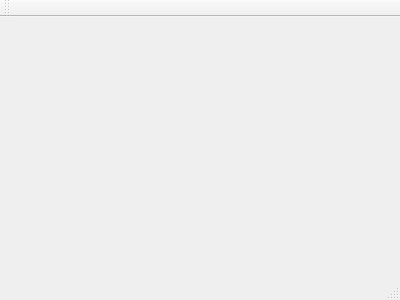
The window that fdb/mainwindow.ui (mjml/fdb) describes before a commit, drawn with Qt 5.
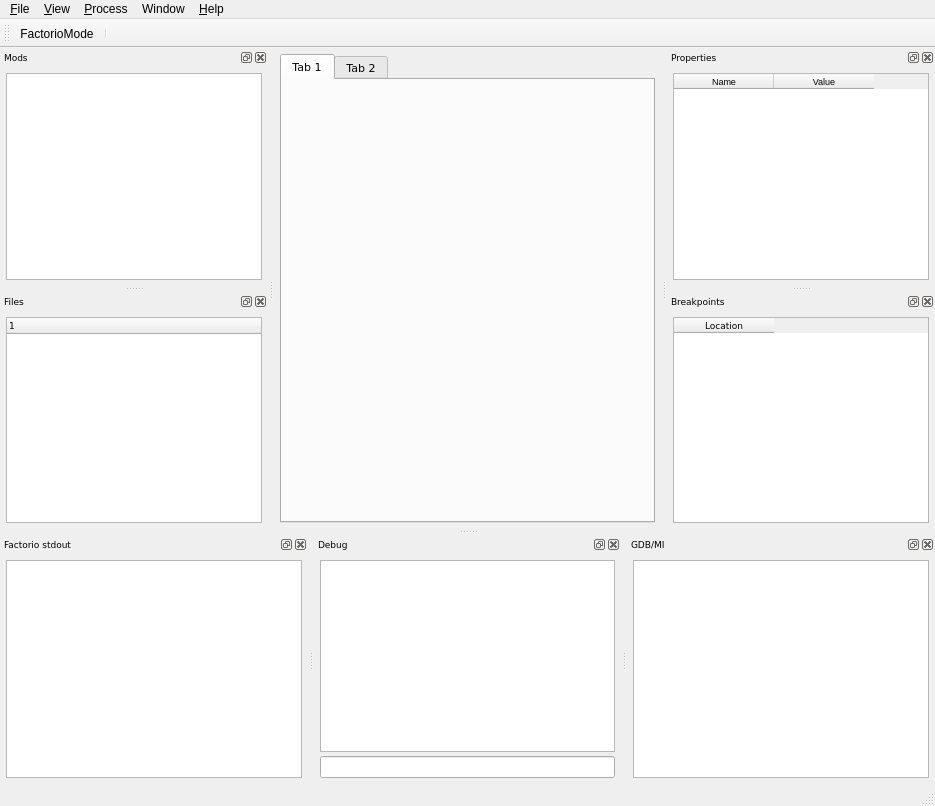
The same window after the commit. Icons and pictures are not drawn. Custom widgets are drawn as their Qt base class.

```diff
--- a/fdb/mainwindow.ui
+++ b/fdb/mainwindow.ui
@@ -1,24 +1,528 @@
 <ui version="4.0">
  <class>MainWindow</class>
- <widget class="QMainWindow" name="MainWindow" >
-  <property name="geometry" >
+ <widget class="QMainWindow" name="MainWindow">
+  <property name="geometry">
    <rect>
     <x>0</x>
     <y>0</y>
-    <width>400</width>
-    <height>300</height>
+    <width>935</width>
+    <height>806</height>
    </rect>
   </property>
   <property name="windowTitle" >
    <string>MainWindow</string>
   </property>
-  <widget class="QMenuBar" name="menuBar" />
-  <widget class="QToolBar" name="mainToolBar" />
-  <widget class="QWidget" name="centralWidget" />
-  <widget class="QStatusBar" name="statusBar" />
+  <property name="dockOptions">
+   <set>QMainWindow::AllowTabbedDocks</set>
+  </property>
+  <widget class="QWidget" name="centralWidget">
+   <property name="enabled">
+    <bool>true</bool>
+   </property>
+   <property name="sizePolicy">
+    <sizepolicy hsizetype="Expanding" vsizetype="Expanding">
+     <horstretch>0</horstretch>
+     <verstretch>0</verstretch>
+    </sizepolicy>
+   </property>
+   <layout class="QGridLayout" name="gridLayout_4">
+    <property name="leftMargin">
+     <number>6</number>
+    </property>
+    <property name="topMargin">
+     <number>6</number>
+    </property>
+    <property name="rightMargin">
+     <number>6</number>
+    </property>
+    <property name="bottomMargin">
+     <number>6</number>
+    </property>
+    <item row="0" column="0">
+     <widget class="QTabWidget" name="tabWidget">
+      <property name="sizePolicy">
+       <sizepolicy hsizetype="Minimum" vsizetype="Expanding">
+        <horstretch>0</horstretch>
+        <verstretch>0</verstretch>
+       </sizepolicy>
+      </property>
+      <property name="font">
+       <font>
+        <family>DejaVu Sans</family>
+        <pointsize>8</pointsize>
+       </font>
+      </property>
+      <property name="tabShape">
+       <enum>QTabWidget::Rounded</enum>
+      </property>
+      <property name="currentIndex">
+       <number>0</number>
+      </property>
+      <widget class="QWidget" name="tab">
+       <attribute name="title">
+        <string>Tab 1</string>
+       </attribute>
+      </widget>
+      <widget class="QWidget" name="tab_2">
+       <attribute name="title">
+        <string>Tab 2</string>
+       </attribute>
+      </widget>
+     </widget>
+    </item>
+   </layout>
+  </widget>
+  <widget class="QMenuBar" name="menuBar">
+   <property name="geometry">
+    <rect>
+     <x>0</x>
+     <y>0</y>
+     <width>935</width>
+     <height>22</height>
+    </rect>
+   </property>
+   <widget class="QMenu" name="menuFile">
+    <property name="title">
+     <string>&amp;File</string>
+    </property>
+   </widget>
+   <widget class="QMenu" name="menuView">
+    <property name="title">
+     <string>&amp;View</string>
+    </property>
+   </widget>
+   <widget class="QMenu" name="menuProcess">
+    <property name="title">
+     <string>&amp;Process</string>
+    </property>
+   </widget>
+   <widget class="QMenu" name="menuHelp">
+    <property name="title">
+     <string>&amp;Help</string>
+    </property>
+   </widget>
+   <widget class="QMenu" name="menuWindow">
+    <property name="title">
+     <string>Window</string>
+    </property>
+    <addaction name="separator"/>
+   </widget>
+   <addaction name="menuFile"/>
+   <addaction name="menuView"/>
+   <addaction name="menuProcess"/>
+   <addaction name="menuWindow"/>
+   <addaction name="menuHelp"/>
+  </widget>
+  <widget class="QToolBar" name="mainToolBar">
+   <attribute name="toolBarArea">
+    <enum>TopToolBarArea</enum>
+   </attribute>
+   <attribute name="toolBarBreak">
+    <bool>false</bool>
+   </attribute>
+   <addaction name="actionFactorioMode"/>
+   <addaction name="separator"/>
+  </widget>
+  <widget class="QStatusBar" name="statusBar"/>
+  <widget class="QOptionsDock" name="stdoutDock">
+   <property name="sizePolicy">
+    <sizepolicy hsizetype="Expanding" vsizetype="Expanding">
+     <horstretch>0</horstretch>
+     <verstretch>0</verstretch>
+    </sizepolicy>
+   </property>
+   <property name="minimumSize">
+    <size>
+     <width>102</width>
+     <height>101</height>
+    </size>
+   </property>
+   <property name="font">
+    <font>
+     <family>DejaVu Sans</family>
+     <pointsize>7</pointsize>
+    </font>
+   </property>
+   <property name="features">
+    <set>QDockWidget::AllDockWidgetFeatures</set>
+   </property>
+   <property name="windowTitle">
+    <string>Factorio stdout</string>
+   </property>
+   <attribute name="dockWidgetArea">
+    <number>8</number>
+   </attribute>
+   <widget class="QTerminalWidget" name="stdoutContents">
+    <layout class="QGridLayout" name="gridLayout">
+     <property name="leftMargin">
+      <number>6</number>
+     </property>
+     <property name="topMargin">
+      <number>6</number>
+     </property>
+     <property name="rightMargin">
+      <number>6</number>
+     </property>
+     <property name="bottomMargin">
+      <number>6</number>
+     </property>
+     <property name="spacing">
+      <number>4</number>
+     </property>
+     <item row="0" column="0">
+      <widget class="QPlainTextEdit" name="stdoutEdit"/>
+     </item>
+    </layout>
+   </widget>
+  </widget>
+  <widget class="QOptionsDock" name="gdbDock">
+   <property name="sizePolicy">
+    <sizepolicy hsizetype="Expanding" vsizetype="Expanding">
+     <horstretch>1</horstretch>
+     <verstretch>0</verstretch>
+    </sizepolicy>
+   </property>
+   <property name="minimumSize">
+    <size>
+     <width>100</width>
+     <height>143</height>
+    </size>
+   </property>
+   <property name="font">
+    <font>
+     <family>DejaVu Sans</family>
+     <pointsize>7</pointsize>
+    </font>
+   </property>
+   <property name="features">
+    <set>QDockWidget::AllDockWidgetFeatures</set>
+   </property>
+   <property name="windowTitle">
+    <string>Debug</string>
+   </property>
+   <attribute name="dockWidgetArea">
+    <number>8</number>
+   </attribute>
+   <widget class="QTerminalWidget" name="gdbContents">
+    <property name="sizePolicy">
+     <sizepolicy hsizetype="Expanding" vsizetype="Expanding">
+      <horstretch>1</horstretch>
+      <verstretch>1</verstretch>
+     </sizepolicy>
+    </property>
+    <layout class="QVBoxLayout" name="verticalLayout_3">
+     <property name="spacing">
+      <number>4</number>
+     </property>
+     <property name="leftMargin">
+      <number>6</number>
+     </property>
+     <property name="topMargin">
+      <number>6</number>
+     </property>
+     <property name="rightMargin">
+      <number>6</number>
+     </property>
+     <property name="bottomMargin">
+      <number>6</number>
+     </property>
+     <item>
+      <widget class="QPlainTextEdit" name="gdbOutEdit"/>
+     </item>
+     <item>
+      <widget class="QLineEdit" name="gdbInEdit"/>
+     </item>
+    </layout>
+   </widget>
+  </widget>
+  <widget class="QDockWidget" name="propsDock">
+   <property name="sizePolicy">
+    <sizepolicy hsizetype="Preferred" vsizetype="Preferred">
+     <horstretch>0</horstretch>
+     <verstretch>0</verstretch>
+    </sizepolicy>
+   </property>
+   <property name="minimumSize">
+    <size>
+     <width>82</width>
+     <height>121</height>
+    </size>
+   </property>
+   <property name="font">
+    <font>
+     <family>DejaVu Sans</family>
+     <pointsize>7</pointsize>
+    </font>
+   </property>
+   <property name="windowTitle">
+    <string>Properties</string>
+   </property>
+   <attribute name="dockWidgetArea">
+    <number>2</number>
+   </attribute>
+   <widget class="QWidget" name="propsContents">
+    <layout class="QGridLayout" name="gridLayout_3" columnminimumwidth="0">
+     <property name="sizeConstraint">
+      <enum>QLayout::SetMinimumSize</enum>
+     </property>
+     <property name="leftMargin">
+      <number>6</number>
+     </property>
+     <property name="topMargin">
+      <number>6</number>
+     </property>
+     <property name="rightMargin">
+      <number>6</number>
+     </property>
+     <property name="bottomMargin">
+      <number>6</number>
+     </property>
+     <item row="0" column="0">
+      <widget class="QTableWidget" name="propsTable">
+       <column>
+        <property name="text">
+         <string>Name</string>
+        </property>
+        <property name="font">
+         <font>
+          <pointsize>7</pointsize>
+         </font>
+        </property>
+       </column>
+       <column>
+        <property name="text">
+         <string>Value</string>
+        </property>
+        <property name="font">
+         <font>
+          <pointsize>7</pointsize>
+         </font>
+        </property>
+       </column>
+      </widget>
+     </item>
+    </layout>
+   </widget>
+  </widget>
+  <widget class="QOptionsDock" name="gdbmiDock">
+   <property name="minimumSize">
+    <size>
+     <width>82</width>
+     <height>101</height>
+    </size>
+   </property>
+   <property name="font">
+    <font>
+     <family>DejaVu Sans</family>
+     <pointsize>7</pointsize>
+    </font>
+   </property>
+   <property name="windowTitle">
+    <string>GDB/MI</string>
+   </property>
+   <attribute name="dockWidgetArea">
+    <number>8</number>
+   </attribute>
+   <widget class="QTerminalWidget" name="gdbmiContents">
+    <layout class="QGridLayout" name="gridLayout_5">
+     <property name="leftMargin">
+      <number>6</number>
+     </property>
+     <property name="topMargin">
+      <number>6</number>
+     </property>
+     <property name="rightMargin">
+      <number>6</number>
+     </property>
+     <property name="bottomMargin">
+      <number>6</number>
+     </property>
+     <property name="spacing">
+      <number>4</number>
+     </property>
+     <item row="0" column="0">
+      <widget class="QPlainTextEdit" name="gdbmiInOutEdit"/>
+     </item>
+    </layout>
+   </widget>
+  </widget>
+  <widget class="QDockWidget" name="brkDock">
+   <property name="minimumSize">
+    <size>
+     <width>82</width>
+     <height>121</height>
+    </size>
+   </property>
+   <property name="font">
+    <font>
+     <family>DejaVu Sans</family>
+     <pointsize>7</pointsize>
+    </font>
+   </property>
+   <property name="windowTitle">
+    <string>Breakpoints</string>
+   </property>
+   <attribute name="dockWidgetArea">
+    <number>2</number>
+   </attribute>
+   <widget class="QWidget" name="brkContents">
+    <property name="sizePolicy">
+     <sizepolicy hsizetype="Preferred" vsizetype="Preferred">
+      <horstretch>0</horstretch>
+      <verstretch>0</verstretch>
+     </sizepolicy>
+    </property>
+    <layout class="QGridLayout" name="gridLayout_6" columnminimumwidth="0">
+     <property name="sizeConstraint">
+      <enum>QLayout::SetMinimumSize</enum>
+     </property>
+     <property name="leftMargin">
+      <number>6</number>
+     </property>
+     <property name="topMargin">
+      <number>6</number>
+     </property>
+     <property name="rightMargin">
+      <number>6</number>
+     </property>
+     <property name="bottomMargin">
+      <number>6</number>
+     </property>
+     <item row="0" column="0">
+      <widget class="QTableWidget" name="brkTable">
+       <column>
+        <property name="text">
+         <string>Location</string>
+        </property>
+        <property name="font">
+         <font>
+          <pointsize>7</pointsize>
+         </font>
+        </property>
+       </column>
+      </widget>
+     </item>
+    </layout>
+   </widget>
+  </widget>
+  <widget class="QDockWidget" name="modDock">
+   <property name="font">
+    <font>
+     <family>DejaVu Sans</family>
+     <pointsize>7</pointsize>
+    </font>
+   </property>
+   <property name="windowTitle">
+    <string>Mods</string>
+   </property>
+   <attribute name="dockWidgetArea">
+    <number>1</number>
+   </attribute>
+   <widget class="QWidget" name="modContents">
+    <layout class="QVBoxLayout" name="verticalLayout_2">
+     <property name="spacing">
+      <number>4</number>
+     </property>
+     <property name="leftMargin">
+      <number>6</number>
+     </property>
+     <property name="topMargin">
+      <number>6</number>
+     </property>
+     <property name="rightMargin">
+      <number>6</number>
+     </property>
+     <property name="bottomMargin">
+      <number>6</number>
+     </property>
+     <item>
+      <widget class="QListView" name="modList"/>
+     </item>
+    </layout>
+   </widget>
+  </widget>
+  <widget class="QDockWidget" name="filesDock">
+   <property name="font">
+    <font>
+     <family>DejaVu Sans</family>
+     <pointsize>7</pointsize>
+    </font>
+   </property>
+   <property name="windowTitle">
+    <string>Files</string>
+   </property>
+   <attribute name="dockWidgetArea">
+    <number>1</number>
+   </attribute>
+   <widget class="QWidget" name="filesContents">
+    <layout class="QVBoxLayout" name="verticalLayout">
+     <property name="spacing">
+      <number>4</number>
+     </property>
+     <property name="leftMargin">
+      <number>6</number>
+     </property>
+     <property name="topMargin">
+      <number>6</number>
+     </property>
+     <property name="rightMargin">
+      <number>6</number>
+     </property>
+     <property name="bottomMargin">
+      <number>6</number>
+     </property>
+     <item>
+      <widget class="QTreeWidget" name="filesTree">
+       <column>
+        <property name="text">
+         <string notr="true">1</string>
+        </property>
+       </column>
+      </widget>
+     </item>
+    </layout>
+   </widget>
+  </widget>
+  <action name="actionFactorioMode">
+   <property name="icon">
+    <iconset resource="fdbresources.qrc">
+     <normaloff>:/images/resources/favourite.png</normaloff>:/images/resources/favourite.png</iconset>
+   </property>
+   <property name="text">
+    <string>FactorioMode</string>
+   </property>
+   <property name="toolTip">
+    <string>Run Factorio</string>
+   </property>
+   <property name="shortcut">
+    <string>Ctrl+Space</string>
+   </property>
+  </action>
+  <zorder>gdbDock</zorder>
+  <zorder>stdoutDock</zorder>
+  <zorder>propsDock</zorder>
+  <zorder>gdbmiDock</zorder>
+  <zorder>brkDock</zorder>
+  <zorder>modDock</zorder>
+  <zorder>filesDock</zorder>
  </widget>
- <layoutDefault spacing="6" margin="11" />
- <pixmapfunction></pixmapfunction>
- <resources/>
+ <layoutdefault spacing="6" margin="11"/>
+ <customwidgets>
+  <customwidget>
+   <class>QTerminalWidget</class>
+   <extends>QWidget</extends>
+   <header location="global">gui/QTerminalWidget.h</header>
+   <container>1</container>
+  </customwidget>
+  <customwidget>
+   <class>QOptionsDock</class>
+   <extends>QDockWidget</extends>
+   <header location="global">gui/QOptionsDock.h</header>
+   <container>1</container>
+  </customwidget>
+ </customwidgets>
+ <resources>
+  <include location="fdbresources.qrc"/>
+ </resources>
  <connections/>
 </ui>
```
Left out of the diff: 5 changed lines with no effect on the pictures.
